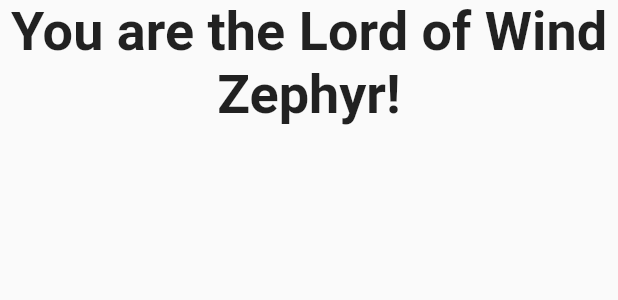
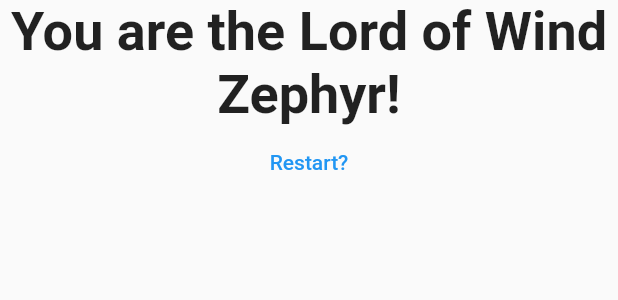
Before and after one commit to AnujChoubey/quizapp, a Flutter app: the Result widget shown alone on an empty page, opened directly with empty values, on a phone screen of 412 x 824 dp. Shown: the top 300 px of the screen. Run offline on Flutter 3.47's test engine with Material 2 defaults, Android fonts, the phone set to English and light mode, and no system bars.

Commit message:
Minor changes
button to restart the quiz and some other minor changes

```diff
--- a/lib/answer.dart
+++ b/lib/answer.dart
@@ -12,7 +12,7 @@ class Answer extends StatelessWidget {
       width: double.infinity,
       child: RaisedButton(
         textColor: Colors.white,
-        color: Colors.blue,
+        color: Colors.red,
         child: Text(answerText),
         onPressed: selectHandler,
       ),
--- a/lib/main.dart
+++ b/lib/main.dart
@@ -26,7 +26,7 @@ class _WilcoteckState extends State<Wilcoteck> {
       ],
     },
     {
-      'questionText': 'What\'s your favourite animal?',
+      'questionText': 'What is your favourite beast?',
       'answers': [
         {'text': 'Dragon', 'score': 10},
         {'text': 'Hydra', 'score': 8},
@@ -43,9 +43,21 @@ class _WilcoteckState extends State<Wilcoteck> {
         {'text': 'Air', 'score': 6},
       ],
     },
+    {
+      'questionText': 'Tap to display results!!',
+      'answers': [
+        {'text': 'REVEAL!'},
+      ]
+    },
   ];
   var _questionIndex = 0;
   var _totalScore = 0;
+
+  void _resetQuiz() {
+    setState(() {});
+    _questionIndex = 0;
+    _totalScore = 0;
+  }
 
   void _answerQuestion(int score) {
     setState(() {
@@ -74,8 +86,10 @@ class _WilcoteckState extends State<Wilcoteck> {
 
     return MaterialApp(
       home: Scaffold(
+        backgroundColor: Colors.white,
         appBar: AppBar(
-          title: Text('WILCOTECK'),
+          title: Text('CRIMSON CRYSTAL'),
+          backgroundColor: Colors.black,
         ),
         body: _questionIndex < _questions.length
             ? Quiz(
@@ -83,7 +97,7 @@ class _WilcoteckState extends State<Wilcoteck> {
                 questionIndex: _questionIndex,
                 questions: _questions,
               )
-            : Result(_totalScore),
+            : Result(_totalScore,_resetQuiz),
       ),
     );
   }
--- a/lib/result.dart
+++ b/lib/result.dart
@@ -2,8 +2,9 @@ import 'package:flutter/material.dart';
 
 class Result extends StatelessWidget {
   final int resultScore;
+  final Function resetHandler;
 
-  Result(this.resultScore);
+  Result(this.resultScore, this.resetHandler);
 
   String get resultPhrase {
     String resultText;
@@ -29,6 +30,11 @@ class Result extends StatelessWidget {
             style: TextStyle(fontSize: 36, fontWeight: FontWeight.bold),
             textAlign: TextAlign.center,
           ),
+          FlatButton(
+            child: Text('Restart?'),
+            textColor: Colors.blue,
+            onPressed: resetHandler,
+          )
         ],
       ),
     );
```
